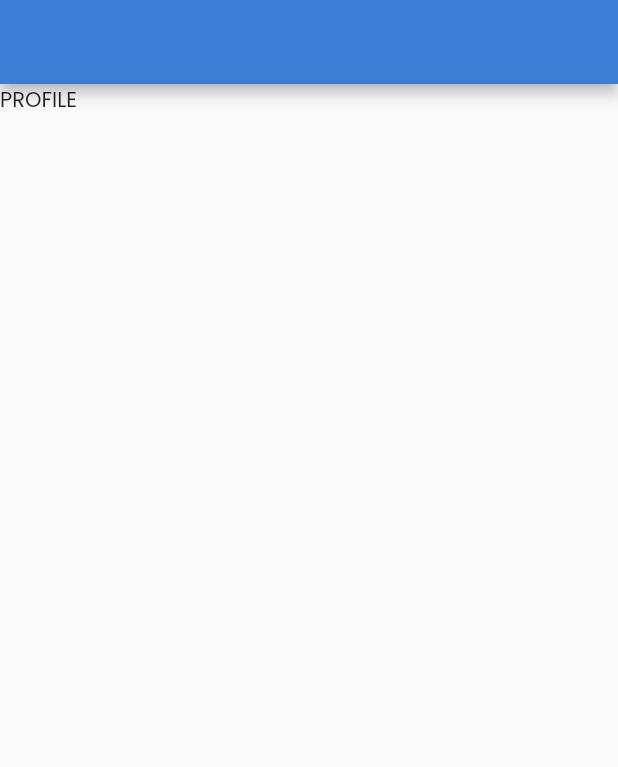
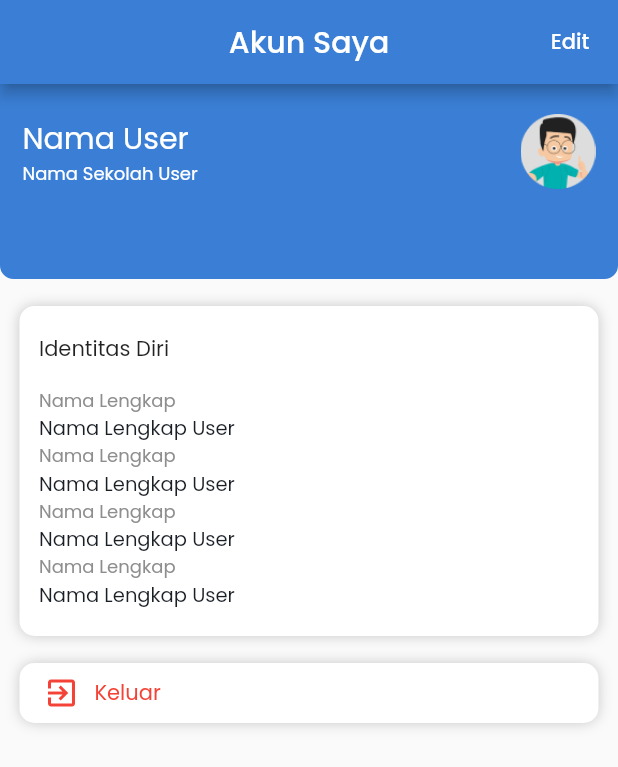
Before and after one commit to cuskar/finpro, a Flutter app: the ProfilePage screen opened directly, on a phone screen of 412 x 824 dp. Shown: the top 767 px of the screen. Run offline on Flutter 3.47's test engine with Material 2 defaults, Android fonts, the light colour scheme and no system bars; our stand-ins replace google_fonts.

Commit message:
Update Halaman Baru

```diff
--- a/lib/view/main/latihan_soal/home_page.dart
+++ b/lib/view/main/latihan_soal/home_page.dart
@@ -1,5 +1,6 @@
 import 'package:final_project/constants/r.dart';
 import 'package:final_project/view/main/latihan_soal/mapel_page.dart';
+import 'package:final_project/view/main/profile/profile_page.dart';
 import 'package:flutter/material.dart';
 import 'package:google_fonts/google_fonts.dart';
 
--- /dev/null
+++ b/lib/view/main/profile/profile_page.dart
@@ -0,0 +1,162 @@
+import 'package:final_project/constants/r.dart';
+import 'package:flutter/material.dart';
+
+class ProfilePage extends StatefulWidget {
+  const ProfilePage({Key? key}) : super(key: key);
+
+  @override
+  State<ProfilePage> createState() => _ProfilePageState();
+}
+
+class _ProfilePageState extends State<ProfilePage> {
+  @override
+  Widget build(BuildContext context) {
+    return Scaffold(
+      appBar: AppBar(
+        title: Text("Akun Saya"),
+        centerTitle: true,
+        actions: [
+          TextButton(
+            onPressed: (() {}),
+            child: Text(
+              "Edit",
+              style: TextStyle(
+                color: Colors.white,
+              ),
+            ),
+          )
+        ],
+      ),
+      body: Column(
+        children: [
+          Container(
+            padding: EdgeInsets.only(
+              top: 20,
+              bottom: 60,
+              right: 15,
+              left: 15,
+            ),
+            decoration: BoxDecoration(
+                color: R.colors.primary,
+                borderRadius: BorderRadius.only(
+                    bottomLeft: Radius.circular(9),
+                    bottomRight: Radius.circular(9))),
+            child: Row(
+              children: [
+                Expanded(
+                  child: Column(
+                    crossAxisAlignment: CrossAxisAlignment.start,
+                    children: [
+                      Text(
+                        "Nama User",
+                        style: TextStyle(
+                            fontSize: 20,
+                            color: Colors.white,
+                            fontWeight: FontWeight.w400),
+                      ),
+                      Text(
+                        "Nama Sekolah User",
+                        style: TextStyle(
+                            fontSize: 12,
+                            color: Colors.white,
+                            fontWeight: FontWeight.w400),
+                      ),
+                    ],
+                  ),
+                ),
+                Image.asset(
+                  R.assets.icProfile,
+                  width: 50,
+                  height: 50,
+                )
+              ],
+            ),
+          ),
+          Container(
+            width: double.infinity,
+            decoration: BoxDecoration(
+              color: Colors.white,
+              borderRadius: BorderRadius.circular(10),
+              boxShadow: [
+                BoxShadow(blurRadius: 7, color: Colors.black.withOpacity(0.2))
+              ],
+            ),
+            margin: EdgeInsets.symmetric(vertical: 18, horizontal: 13),
+            padding: EdgeInsets.symmetric(vertical: 18, horizontal: 13),
+            child: Column(
+              crossAxisAlignment: CrossAxisAlignment.start,
+              children: [
+                Text("Identitas Diri"),
+                SizedBox(
+                  height: 15,
+                ),
+                Text(
+                  "Nama Lengkap",
+                  style:
+                      TextStyle(color: R.colors.greySubtitleHome, fontSize: 12),
+                ),
+                Text(
+                  "Nama Lengkap User",
+                  style: TextStyle(color: R.colors.blacklogin, fontSize: 13),
+                ),
+                Text(
+                  "Nama Lengkap",
+                  style:
+                      TextStyle(color: R.colors.greySubtitleHome, fontSize: 12),
+                ),
+                Text(
+                  "Nama Lengkap User",
+                  style: TextStyle(color: R.colors.blacklogin, fontSize: 13),
+                ),
+                Text(
+                  "Nama Lengkap",
+                  style:
+                      TextStyle(color: R.colors.greySubtitleHome, fontSize: 12),
+                ),
+                Text(
+                  "Nama Lengkap User",
+                  style: TextStyle(color: R.colors.blacklogin, fontSize: 13),
+                ),
+                Text(
+                  "Nama Lengkap",
+                  style:
+                      TextStyle(color: R.colors.greySubtitleHome, fontSize: 12),
+                ),
+                Text(
+                  "Nama Lengkap User",
+                  style: TextStyle(color: R.colors.blacklogin, fontSize: 13),
+                ),
+              ],
+            ),
+          ),
+          Container(
+            margin: EdgeInsets.symmetric(horizontal: 13),
+            padding: EdgeInsets.symmetric(horizontal: 16, vertical: 8),
+            decoration: BoxDecoration(
+              color: Colors.white,
+              borderRadius: BorderRadius.circular(10),
+              boxShadow: [
+                BoxShadow(blurRadius: 7, color: Colors.black.withOpacity(0.2))
+              ],
+            ),
+            child: Row(
+              children: [
+                Icon(
+                  Icons.exit_to_app,
+                  color: Colors.red,
+                ),
+                SizedBox(width: 10),
+                Text(
+                  "Keluar",
+                  style: TextStyle(
+                    color: Colors.red,
+                  ),
+                ),
+              ],
+            ),
+          ),
+        ],
+      ),
+    );
+  }
+}
--- a/lib/view/main/profile/profile_screen.dart
+++ /dev/null
@@ -1,20 +0,0 @@
-import 'package:flutter/material.dart';
-
-class ProfilePage extends StatefulWidget {
-  const ProfilePage({Key? key}) : super(key: key);
-
-  @override
-  State<ProfilePage> createState() => _ProfilePageState();
-}
-
-class _ProfilePageState extends State<ProfilePage> {
-  @override
-  Widget build(BuildContext context) {
-    return Scaffold(
-      appBar: AppBar(),
-      body: Column(
-        children: [Text("PROFILE")],
-      ),
-    );
-  }
-}
--- a/lib/view/main_page.dart
+++ b/lib/view/main_page.dart
@@ -1,7 +1,7 @@
 import 'package:final_project/constants/r.dart';
 import 'package:final_project/view/main/discussion/chat_screen.dart';
 import 'package:final_project/view/main/latihan_soal/home_page.dart';
-import 'package:final_project/view/main/profile/profile_screen.dart';
+import 'package:final_project/view/main/profile/profile_page.dart';
 import "package:flutter/material.dart";
 
 class MainPage extends StatefulWidget {
--- a/pubspec.yaml
+++ b/pubspec.yaml
@@ -32,7 +32,6 @@
   cupertino_icons: ^1.0.2
   flutter:
     sdk: flutter
-  flutter_launcher_icons: ^0.11.0
   google_fonts: ^4.0.1
   shared_preferences: ^2.0.17
 
```
Also changed, not shown: pubspec.lock.
